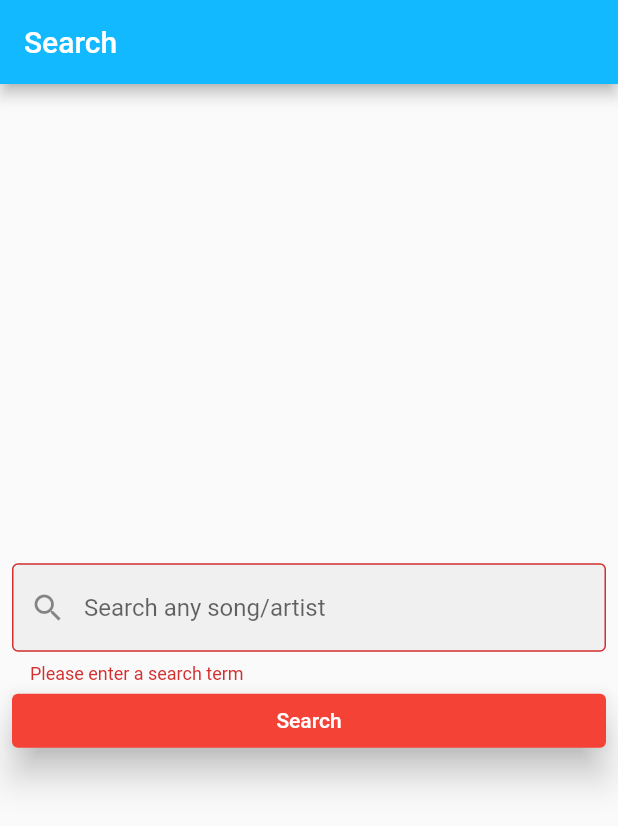
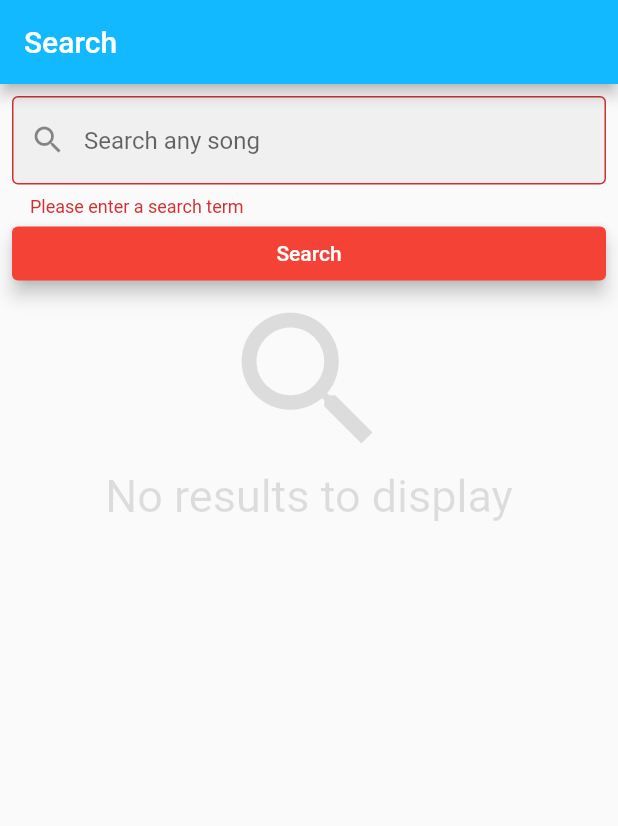
Before and after one commit to geekyprawins/genius-app, a Flutter app: the screen it shows after launch, after a tap on "Search", on a phone screen of 412 x 824 dp. Shown: the top 826 px of the screen. Run offline on Flutter 3.47's test engine with Material 2 defaults, Android fonts, the phone set to English and light mode, and no system bars; our stand-ins replace bloc, dio, flutter_bloc; generated files the repository leaves out were written again.

Commit message:
retrieve data and display ui

```diff
--- /dev/null
+++ b/lib/models/song/song.dart
@@ -0,0 +1,36 @@
+import 'package:json_annotation/json_annotation.dart';
+part 'song.g.dart';
+
+@JsonSerializable()
+class Song {
+  @JsonKey(name: 'api-path')
+  final String apiPath;
+  final int id;
+  @JsonKey(name: 'artist-names')
+  final String artistNames;
+  final String title;
+  @JsonKey(name: 'header_image_thumbnail_url')
+  final String headerImageThumbnailURL;
+  @JsonKey(name: 'header_image_url')
+  final String headerImageURL;
+  @JsonKey(name: 'release_date_for_display')
+  final String releaseDateForDisplay;
+  final String url;
+  final String path;
+
+  Song({
+    required this.apiPath,
+    required this.id,
+    required this.artistNames,
+    required this.title,
+    required this.headerImageThumbnailURL,
+    required this.headerImageURL,
+    required this.releaseDateForDisplay,
+    required this.url,
+    required this.path,
+  });
+
+  factory Song.fromJson(Map<String, dynamic> json) => _$SongFromJson(json);
+
+  Map<String, dynamic> toJson() => _$SongToJson(this);
+}
--- a/lib/search/view/search_page.dart
+++ b/lib/search/view/search_page.dart
@@ -1,9 +1,12 @@
 import 'package:dio/dio.dart';
 import 'package:flutter/material.dart';
 import 'package:genius/constants.dart';
+import 'package:genius/models/song.dart';
+
+import '../../widgets/song_tile.dart';
 
 class SearchPage extends StatefulWidget {
-  const SearchPage({Key? key}) : super(key: key);
+  const SearchPage({super.key});
 
   @override
   State<SearchPage> createState() => _SearchPageState();
@@ -13,15 +16,25 @@ class _SearchPageState extends State<SearchPage> {
   final _formKey = GlobalKey<FormState>();
   bool _autoValidate = false;
   final dio = Dio();
-  String _searchTerm = "";
+  String? _searchTerm;
+  final TextEditingController _searchCtrl = TextEditingController();
 
-  void performSearch(String q) async {
+  Future<List<Song>> performSearch(String q) async {
+    final songs = <Song>[];
     final response = await dio.get(
       Constants.searchUrl,
       queryParameters: {'q': q},
       options: Options(headers: Constants.headers),
     );
-    print(response.data);
+    final jsonData = response.data as Map<String, dynamic>;
+    final results = jsonData['response']['hits'];
+    var r = results as Iterable;
+    for (var i = 0; i < List.from(r).length; i++) {
+      Map<String, dynamic> res =
+          r.toList()[i]['result'] as Map<String, dynamic>;
+      songs.add(Song.fromJson(res));
+    }
+    return songs;
   }
 
   @override
@@ -33,7 +46,7 @@ class _SearchPageState extends State<SearchPage> {
       ),
       body: Center(
         child: Padding(
-          padding: const EdgeInsets.all(8.0),
+          padding: const EdgeInsets.all(8),
           child: Column(
             mainAxisAlignment: MainAxisAlignment.center,
             children: [
@@ -45,29 +58,37 @@ class _SearchPageState extends State<SearchPage> {
                 child: Column(
                   children: [
                     TextFormField(
-                      onChanged: (v) {
-                        _searchTerm = v;
-                      },
+                      // onChanged: (v) {
+                      //   setState(() {
+                      //     _searchTerm = v;
+                      //   });
+                      // },
+                      controller: _searchCtrl,
                       decoration: const InputDecoration(
                         prefixIcon: Icon(Icons.search),
-                        hintText: 'Search any song/artist',
+                        hintText: 'Search any song',
                         filled: true,
                         border: OutlineInputBorder(),
                       ),
                       validator: (value) {
-                        if (value!.isEmpty)
+                        if (value!.isEmpty) {
                           return 'Please enter a search term';
-                        else
+                        } else {
                           return null;
+                        }
                       },
                     ),
                     SizedBox(
                       width: double.infinity,
                       child: ElevatedButton(
                         onPressed: () {
-                          var isValid = _formKey.currentState!.validate();
+                          final isValid = _formKey.currentState!.validate();
                           if (isValid) {
-                            performSearch(_searchTerm);
+                            setState(() {
+                              _searchTerm = _searchCtrl.text;
+                            });
+                            FocusManager.instance.primaryFocus?.unfocus();
+                            performSearch(_searchTerm!);
                           } else {
                             setState(() {
                               _autoValidate = true;
@@ -76,14 +97,68 @@ class _SearchPageState extends State<SearchPage> {
                         },
                         style: ElevatedButton.styleFrom(
                           primary: Colors.red,
-                          elevation: 10,
+                          elevation: 5,
                         ),
                         child: const Text('Search'),
                       ),
                     ),
                   ],
                 ),
-              )
+              ),
+              if (_searchTerm == null)
+                Expanded(
+                  child: Column(
+                    children: const [
+                      Icon(
+                        Icons.search,
+                        size: 120,
+                        color: Colors.black12,
+                      ),
+                      Text(
+                        'No results to display',
+                        style: TextStyle(
+                          color: Colors.black12,
+                          fontSize: 30,
+                        ),
+                      ),
+                    ],
+                  ),
+                )
+              else
+                FutureBuilder(
+                  future: performSearch(_searchTerm!),
+                  builder: (context, AsyncSnapshot<List<Song>> snapshot) {
+                    if (snapshot.connectionState == ConnectionState.waiting) {
+                      return const Expanded(
+                        child: Padding(
+                          padding: EdgeInsets.all(30),
+                          child: Center(
+                            child: CircularProgressIndicator(),
+                          ),
+                        ),
+                      );
+                    }
+                    if (snapshot.hasData) {
+                      return Expanded(
+                        child: ListView.separated(
+                          itemBuilder: (context, index) {
+                            final song = snapshot.data![index];
+                            return SongTile(
+                              songTitle: song.title,
+                              imgUrl: song.headerImageThumbnailURL,
+                              artists: song.artistNames,
+                            );
+                          },
+                          itemCount: snapshot.data!.length,
+                          separatorBuilder: (BuildContext context, int index) {
+                            return const Divider();
+                          },
+                        ),
+                      );
+                    }
+                    return Text('Error: ${snapshot.error}');
+                  },
+                )
             ],
           ),
         ),
```
Also changed, not shown: lib/widgets/song_tile.dart (added, +86 -0 lines), lib/models/song/song.g.dart.
